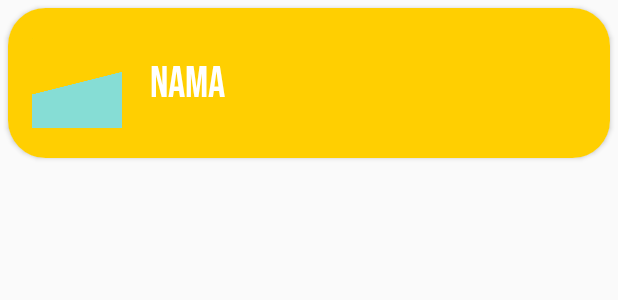
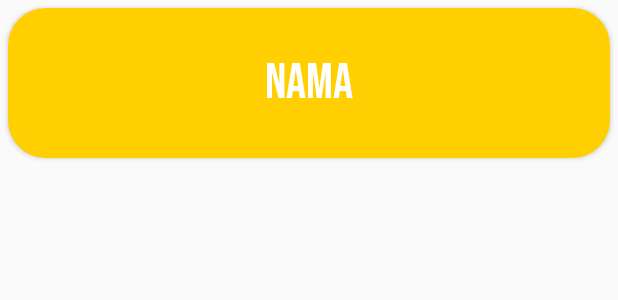
Before and after one commit to AiDethaSriNuraini/DaerahIndonesia, an Android app: the layout rv_item.xml on its own in the app's theme, with its tools: preview values and no code run, on a phone screen of 412 x 824 dp. Shown: the top 300 px of the screen. Run offline under Robolectric (Android 15) with nearby library versions, the phone set to English and light mode, and no system bars.

Commit message:
daerah indonesia

```diff
--- a/app/src/main/res/layout/rv_item.xml
+++ b/app/src/main/res/layout/rv_item.xml
@@ -16,32 +16,17 @@
         android:layout_height="match_parent"
         android:background="@drawable/kuning">
 
-        <ImageView
-            android:id="@+id/imageView"
-            android:layout_width="60dp"
-            android:layout_height="60dp"
-            android:layout_marginStart="16dp"
-            android:layout_marginLeft="16dp"
-            android:background="@drawable/background"
-            app:layout_constraintBottom_toBottomOf="parent"
-            app:layout_constraintStart_toStartOf="parent"
-            app:layout_constraintTop_toTopOf="parent" />
-
-
         <TextView
             android:id="@+id/nama"
-            android:layout_width="200dp"
+            android:layout_width="wrap_content"
             android:layout_height="wrap_content"
-            android:layout_marginStart="8dp"
-            android:layout_marginLeft="8dp"
             android:fontFamily="@font/bebas"
             android:text="Nama"
             android:textColor="@color/white"
-            android:textSize="13pt"
+            android:textSize="15pt"
             app:layout_constraintBottom_toBottomOf="parent"
             app:layout_constraintEnd_toEndOf="parent"
-            app:layout_constraintHorizontal_bias="0.089"
-            app:layout_constraintStart_toEndOf="@+id/imageView"
+            app:layout_constraintStart_toStartOf="parent"
             app:layout_constraintTop_toTopOf="parent" />
     </androidx.constraintlayout.widget.ConstraintLayout>
 
```
